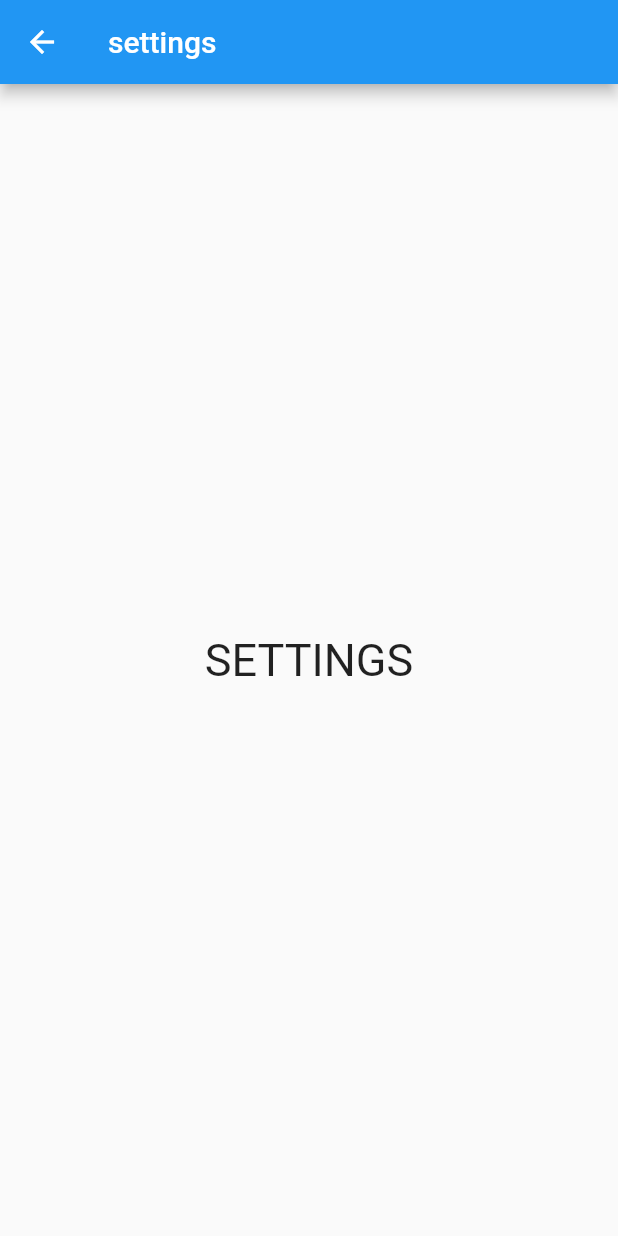
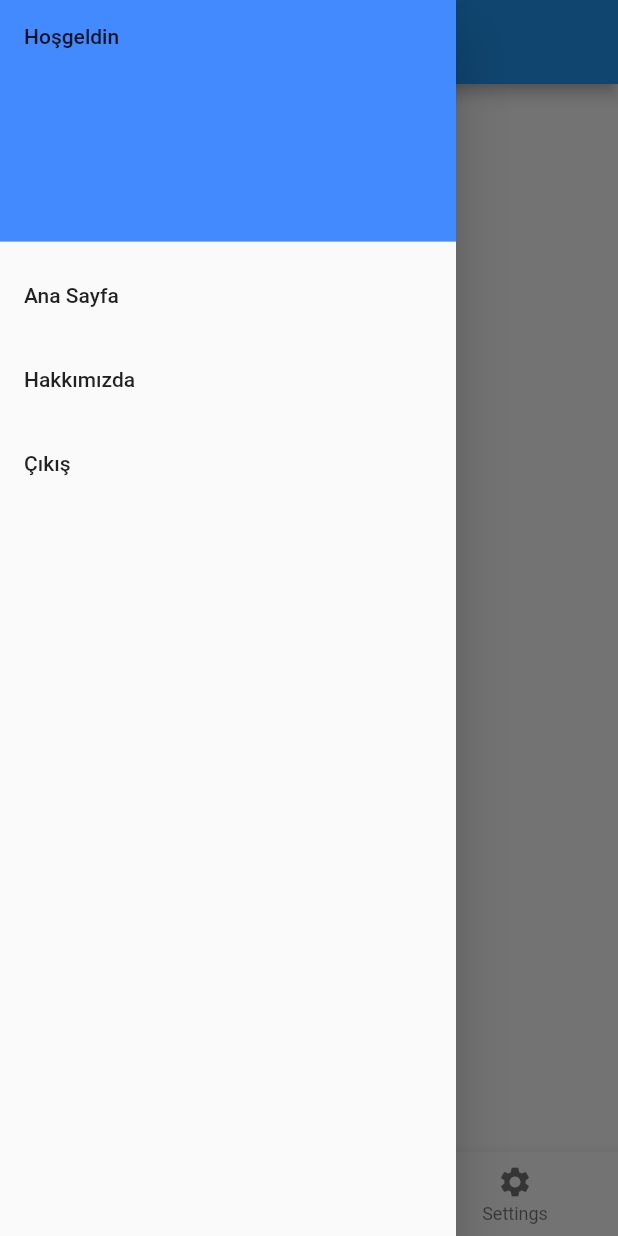
Before and after one commit to balabanferhat/FlutterGetXWithNavigation, a Flutter app: the SettingsView screen opened by its route, with the side drawer open (before the commit the screen has no drawer), on a phone screen of 412 x 824 dp. Run offline on Flutter 3.47's test engine with Material 2 defaults, Android fonts, the phone set to English and light mode, and no system bars; our stand-ins replace get, get_storage; accounts and stored records are empty; Roboto replaces fonts that are missing (Bold).

Commit message:
bottom nav ok.

```diff
--- /dev/null
+++ b/lib/navi/bottom_navi.dart
@@ -0,0 +1,18 @@
+import 'package:flutter/material.dart';
+import 'package:get/state_manager.dart';
+import 'package:get_x_with_nav/navi/navi_controller.dart';
+
+Widget bottomNavi(NaviController naviController)  {
+
+return Obx(()=>  BottomNavigationBar(
+        items: [
+          BottomNavigationBarItem(icon: Icon(Icons.home), label: "Home"),
+          BottomNavigationBarItem(icon: Icon(Icons.share), label: "Test"),
+          BottomNavigationBarItem(
+              icon: Icon(Icons.settings), label: "Settings"),
+        ],
+        currentIndex: naviController.selectedIndex.value,
+        onTap: naviController.onBottomNavItemTapped,
+      ));
+
+}
--- /dev/null
+++ b/lib/navi/left_navi.dart
@@ -0,0 +1,34 @@
+import 'package:flutter/material.dart';
+import 'package:get/get.dart';
+import 'package:get_storage/get_storage.dart';
+import 'package:get_x_with_nav/routes/app_pages.dart';
+
+Widget leftNavi() {
+
+  return Drawer(
+          child: ListView(
+        children: [
+          DrawerHeader(
+            child: Text("Hoşgeldin"),
+            decoration: BoxDecoration(color: Colors.blueAccent),
+          ),
+          ListTile(
+            title: Text("Ana Sayfa"),
+            onTap: () {},
+          ),
+          ListTile(
+            title: Text("Hakkımızda"),
+            onTap: () {},
+          ),
+          ListTile(
+            title: Text("Çıkış"),
+            onTap: () {
+              print("logout clicked....");
+              //homeController.isLoggedIn.value=false;
+              GetStorage().write("isLoggedIn",false);
+              Get.toNamed(Routes.LOGIN);
+            },
+          )
+        ],
+      ));
+}
--- a/lib/pages/settings/settings_view.dart
+++ b/lib/pages/settings/settings_view.dart
@@ -1,25 +1,28 @@
 import 'package:flutter/material.dart';
 import 'package:get/get.dart';
+import 'package:get_x_with_nav/navi/bottom_navi.dart';
+import 'package:get_x_with_nav/navi/left_navi.dart';
+import 'package:get_x_with_nav/navi/navi_controller.dart';
 
 import 'settings_controller.dart';
 
 class SettingsView extends  StatelessWidget  {
 
   final SettingsController settingsController = Get.put(SettingsController());
+  final NaviController naviController = Get.put(NaviController());
 
   @override
   Widget build(BuildContext context) {
     return Scaffold(
-      appBar: AppBar(
-        title: Text('settings')
-      ),
+      appBar: AppBar(title: Text('home')),
+      drawer:  leftNavi(),
+      bottomNavigationBar: bottomNavi(naviController),
       body: Center(
         child: Column(
           mainAxisAlignment: MainAxisAlignment.center,
           crossAxisAlignment: CrossAxisAlignment.center,
           children: [
-
-            Text("SETTINGS",style:TextStyle(fontSize: 30,fontFamily: 'Bold'))
+            Text("SETTINGS", style: TextStyle(fontSize: 30, fontFamily: 'Bold'))
           ],
         ),
       ),
```
Also changed, not shown: lib/navi/navi_controller.dart (added, +35 -0 lines), lib/pages/home/home_view.dart (+16 -45 lines), lib/pages/home/home_widget.dart (added, +13 -0 lines), lib/pages/settings/settings_widget.dart (added, +13 -0 lines), 2 other files.
